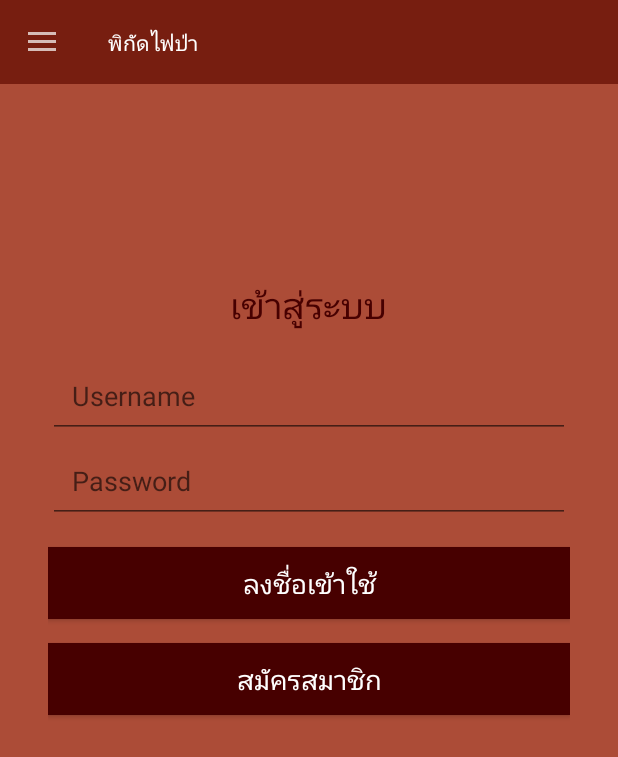
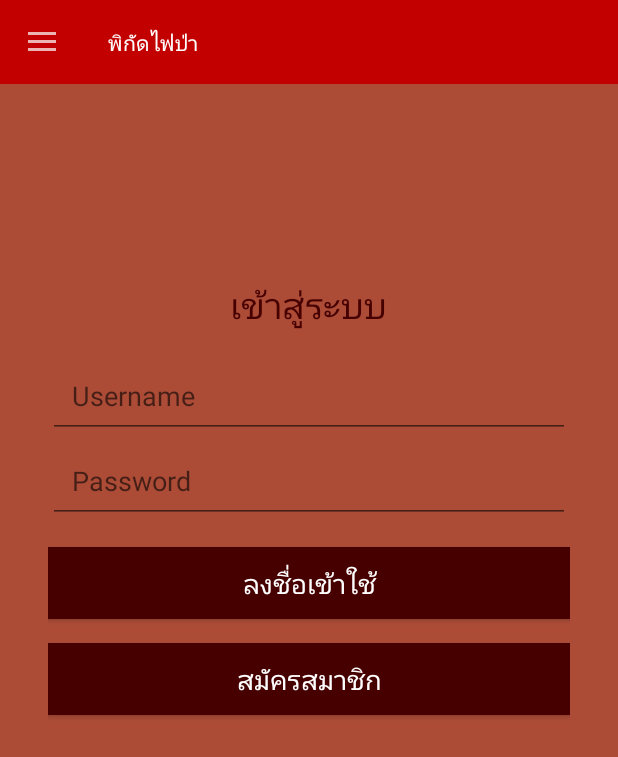
Before and after one commit to Siraprapha/HotSpot, an Android app: the fragment Login placed in its activity, on a phone screen of 412 x 824 dp. Shown: the top 757 px of the screen. Run offline under Robolectric (Android 15) with nearby library versions, the phone set to English and light mode, and no system bars; our stand-ins replace Volley; libraries missing offline, so code that uses them is left out: com.facebook, com.facebook.appevents, com.facebook.login, com.google.maps.android; plain views replace LoginButton.

Commit message:
satellite

```diff
--- a/app/src/main/java/com/example/ink/hotspot/Login.java
+++ b/app/src/main/java/com/example/ink/hotspot/Login.java
@@ -289,11 +289,6 @@ public class Login extends Fragment {
         super.onAttach(context);
         this.context = context;
         this.activity = (Activity)context;
-        try {
-            loginListener = (MapsActivity) activity;
-        } catch (ClassCastException e) {
-            throw new ClassCastException("Must implement LoginListener");
-        }
     }
 
     @Override
--- a/app/src/main/res/layout/toolbar.xml
+++ b/app/src/main/res/layout/toolbar.xml
@@ -5,7 +5,7 @@
     android:layout_width="match_parent"
     android:layout_height="100dp"
     android:paddingTop="25dp"
-    android:background="#771e10"
+    android:background="#c30000"
     android:fitsSystemWindows="true"
     app:theme="@style/Theme.AppCompat.NoActionBar"
     app:navigationIcon="@mipmap/ic_menu_white_24dp">
--- a/app/src/main/res/menu/drawer_view.xml
+++ b/app/src/main/res/menu/drawer_view.xml
@@ -5,7 +5,32 @@
     <item
         android:id="@+id/home"
         android:icon="@mipmap/ic_home_black_24dp"
-        android:title="@string/home" />
+        android:title="@string/home"
+        android:checkable="true" />
+
+    <item android:title="@string/satellite">
+        <menu>
+            <group
+                android:id="@+id/sat" >
+                <item
+                    android:id="@+id/terra"
+                    android:title="Terra"
+                    android:icon="@drawable/satellite_variant"
+                    android:checkable="true" />
+                <item
+                    android:id="@+id/aqua"
+                    android:title="Aqua"
+                    android:icon="@drawable/satellite_variant"
+                    android:checkable="true" />
+                <item
+                    android:id="@+id/sumi"
+                    android:title="Sumi"
+                    android:icon="@drawable/satellite_variant"
+                    android:checkable="true" />
+            </group>
+        </menu>
+    </item>
+
     <item android:title="@string/moreinfo">
         <menu>
             <group
@@ -14,7 +39,7 @@
                     android:id="@+id/ffmc"
                     android:title="พื้นที่ที่ไฟติดยาก/ง่าย"
                     android:icon="@drawable/plus"
-                    android:checkable="true"/>
+                    android:checkable="true" />
                 <item
                     android:id="@+id/fwi"
                     android:title="พื้นที่ที่ไฟลุกลามยาก/ง่าย"
@@ -32,26 +57,29 @@
     <item android:title="@string/station">
         <menu>
             <group
-                android:id="@+id/group_station"
-                android:checkableBehavior="all">
+                android:id="@+id/group_station">
                 <item
                     android:id="@+id/st_forest"
                     android:title="@string/st_forest"
-                    android:checkable="true"/>
+                    android:checkable="true" />
                 <item
                     android:id="@+id/st_wilds"
                     android:title="@string/st_wilds"
-                    android:checkable="true"/>
+                    android:checkable="true" />
             </group>
         </menu>
     </item>
+
     <item
         android:id="@+id/call"
         android:title="@string/emergency"
-        android:icon="@drawable/phone" />
+        android:icon="@drawable/phone"
+        android:checkable="true" />
+
     <item
         android:id="@+id/about"
         android:title="@string/about"
-        android:icon="@drawable/information_outline"/>
+        android:icon="@drawable/information_outline"
+        android:checkable="true" />
 
 </menu>
--- a/app/src/main/res/values/strings.xml
+++ b/app/src/main/res/values/strings.xml
@@ -27,5 +27,6 @@
     <string name="station">ศูนย์ควบคุมไฟป่า</string>
     <string name="home">หน้าแรก</string>
     <string name="moreinfo">ข้อมูลเพิ่มเติม</string>
+    <string name="satellite">ดาวเทียม</string>
 
 </resources>
```
Also changed, not shown: app/src/main/java/com/example/ink/hotspot/MapsActivity.java (+51 -63 lines), app/src/main/java/com/example/ink/hotspot/MapsFragment.java (+123 -20 lines), app/src/main/java/com/example/ink/hotspot/NaviBar.java (deleted, +0 -37 lines), app/src/main/java/com/example/ink/hotspot/StaffReport.java (added, +46 -0 lines), app/src/main/res/layout/fragment_staff_report.xml (added, +14 -0 lines), app/src/main/res/layout/nav_header.xml (+9 -16 lines).
